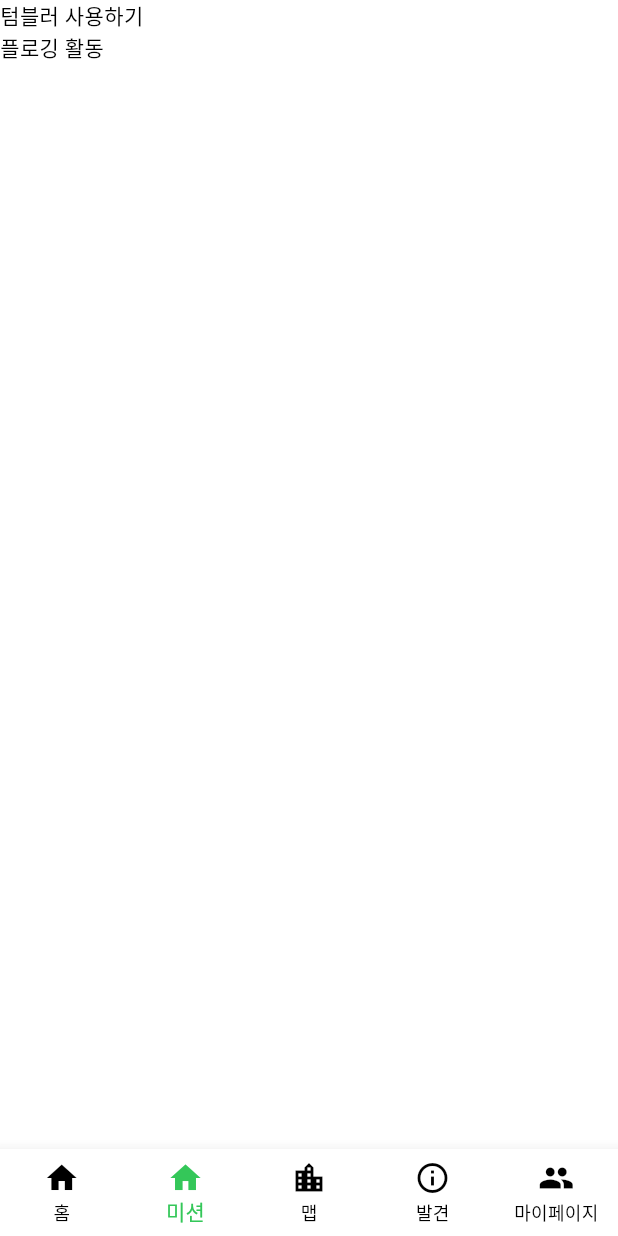
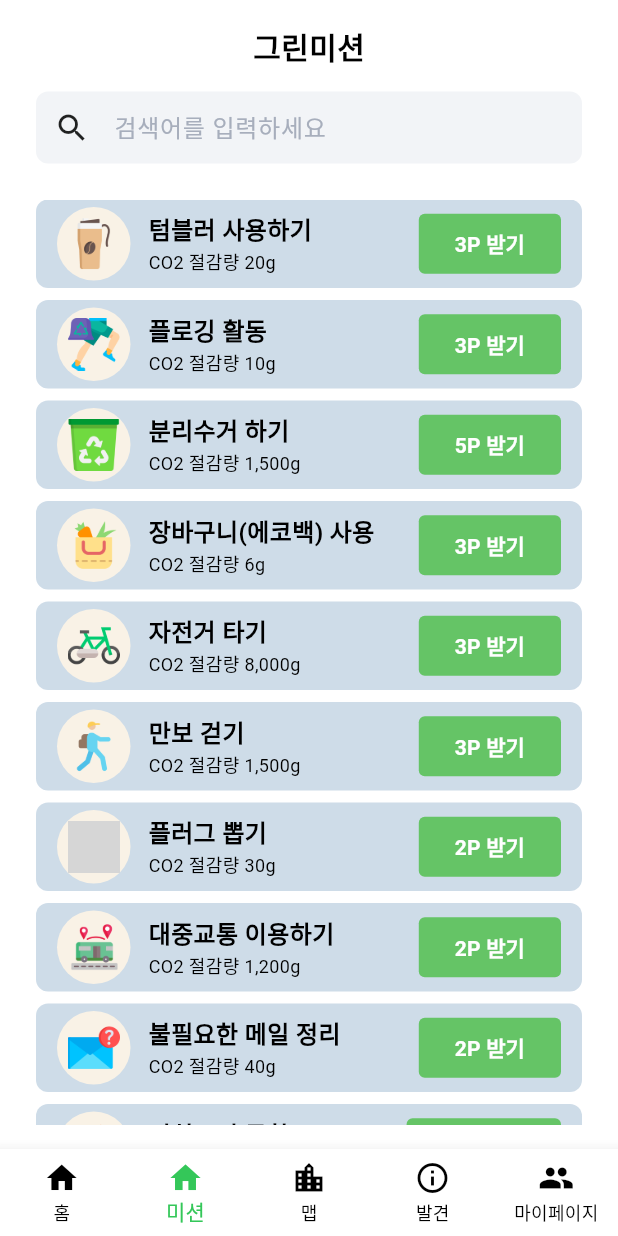
Before and after one commit to hyejin-1010/esg_app, a Flutter app: the screen it shows after launch, item 2 of the bottom bar chosen, on a phone screen of 412 x 824 dp. Run offline on Flutter 3.47's test engine with Material 3 defaults, Android fonts, the light colour scheme and no system bars; our stand-ins replace get, sqflite; missing offline and left inert: shadcn_flutter; accounts and stored records are empty; grey boxes are pictures that could not be loaded.

Commit message:
feat. mission screen

```diff
--- a/lib/db/db_helper.dart
+++ b/lib/db/db_helper.dart
@@ -52,7 +52,7 @@ class DBHelper {
   }
 }
 
-// TODO: 초기 미션 데이터
+// 초기 미션 데이터
 List<Mission> mockupMissionData = [
   Mission(
     id: 1,
@@ -68,4 +68,88 @@ List<Mission> mockupMissionData = [
     reward: 3,
     iconName: 'mission2.png',
   ),
+  Mission(
+    id: 3,
+    title: '분리수거 하기',
+    description: 'CO2 절감량 1,500g',
+    reward: 5,
+    iconName: 'mission3.png',
+  ),
+  Mission(
+    id: 4,
+    title: '장바구니(에코백) 사용',
+    description: 'CO2 절감량 6g',
+    reward: 3,
+    iconName: 'mission4.png',
+  ),
+  Mission(
+    id: 5,
+    title: '자전거 타기',
+    description: 'CO2 절감량 8,000g',
+    reward: 3,
+    iconName: 'mission5.png',
+  ),
+  Mission(
+    id: 6,
+    title: '만보 걷기',
+    description: 'CO2 절감량 1,500g',
+    reward: 3,
+    iconName: 'mission6.png',
+  ),
+  Mission(
+    id: 7,
+    title: '플러그 뽑기',
+    description: 'CO2 절감량 30g',
+    reward: 2,
+    iconName: 'mission7.png',
+  ),
+  Mission(
+    id: 8,
+    title: '대중교통 이용하기',
+    description: 'CO2 절감량 1,200g',
+    reward: 2,
+    iconName: 'mission8.png',
+  ),
+  Mission(
+    id: 9,
+    title: '불필요한 메일 정리',
+    description: 'CO2 절감량 40g',
+    reward: 2,
+    iconName: 'mission9.png',
+  ),
+  Mission(
+    id: 10,
+    title: '비치코밍 동참',
+    description: 'CO2 절감량 10g',
+    reward: 10,
+    iconName: 'mission10.png',
+  ),
+  Mission(
+    id: 11,
+    title: '채식하기',
+    description: 'CO2 절감량 3,250g',
+    reward: 5,
+    iconName: 'mission11.png',
+  ),
+  Mission(
+    id: 12,
+    title: '양치컵 사용하기',
+    description: 'CO2 절감량 10g',
+    reward: 2,
+    iconName: 'mission12.png',
+  ),
+  Mission(
+    id: 13,
+    title: '식물 키우기',
+    description: 'CO2 절감량 9g',
+    reward: 3,
+    iconName: 'mission13.png',
+  ),
+  Mission(
+    id: 14,
+    title: '잔반 남기지 않기',
+    description: 'CO2 절감량 500g',
+    reward: 2,
+    iconName: 'mission14.png',
+  ),
 ];
--- a/lib/screens/mission.dart
+++ b/lib/screens/mission.dart
@@ -21,7 +21,6 @@ class _MissionScreenState extends State<MissionScreen> {
   }
 
   void _loadMissions() async {
-    print('heidi test _loadMissions');
     final loadedMissions = await _missionDao.getAllItems();
     setState(() {
       missions = loadedMissions;
@@ -31,14 +30,119 @@ class _MissionScreenState extends State<MissionScreen> {
   @override
   Widget build(BuildContext context) {
     return Scaffold(
-      body: Center(
-        child:
+      body: Container(
+        padding: EdgeInsets.symmetric(horizontal: 24.0, vertical: 16.0),
+        child: Column(
+          children: [
+            Text(
+              '그린미션',
+              style: TextStyle(fontSize: 20, fontWeight: FontWeight.w900),
+              textAlign: TextAlign.left,
+            ),
+            const SizedBox(height: 16.0),
+            Container(
+              padding: const EdgeInsets.symmetric(horizontal: 12.0),
+              decoration: BoxDecoration(
+                color: const Color(0xFFF2F4F7),
+                borderRadius: BorderRadius.all(Radius.circular(8.0)),
+              ),
+              child: Row(
+                spacing: 8.0,
+                children: [
+                  Icon(Icons.search),
+                  Expanded(
+                    child: TextField(
+                      decoration: InputDecoration(
+                        contentPadding: const EdgeInsets.symmetric(
+                          horizontal: 8.0,
+                          vertical: 0.0,
+                        ),
+                        hintText: '검색어를 입력하세요',
+                        hintStyle: TextStyle(color: const Color(0xFFA7AEBC)),
+                        border: InputBorder.none,
+                      ),
+                    ),
+                  ),
+                ],
+              ),
+            ),
+
+            const SizedBox(height: 24.0),
+
             missions.isEmpty
                 ? CircularProgressIndicator() // 로딩r 중 표시
-                : ListView.builder(
-                  itemCount: missions.length,
-                  itemBuilder: (context, index) => Text(missions[index].title),
+                : Expanded(
+                  child: ListView.builder(
+                    itemCount: missions.length,
+                    itemBuilder:
+                        (context, index) => Container(
+                          padding: const EdgeInsets.symmetric(
+                            vertical: 5.0,
+                            horizontal: 14.0,
+                          ),
+                          margin: const EdgeInsets.only(bottom: 8.0),
+                          decoration: BoxDecoration(
+                            color: const Color(0xFFCEDCE8),
+                            borderRadius: BorderRadius.circular(8.0),
+                          ),
+                          child: Row(
+                            children: [
+                              Container(
+                                alignment: Alignment.center,
+                                decoration: BoxDecoration(
+                                  color: const Color(0xFFF9F2E6),
+                                  borderRadius: BorderRadius.circular(100.0),
+                                ),
+                                padding: const EdgeInsets.all(7.0),
+                                child: Image.asset(
+                                  'assets/mission/${missions[index].iconName}',
+                                  width: 35.0,
+                                  height: 35.0,
+                                ),
+                              ),
+                              const SizedBox(width: 12.0),
+                              Column(
+                                crossAxisAlignment: CrossAxisAlignment.start,
+                                children: [
+                                  Text(
+                                    missions[index].title,
+                                    style: TextStyle(
+                                      fontSize: 16,
+                                      fontWeight: FontWeight.w700,
+                                    ),
+                                  ),
+                                  Text(
+                                    missions[index].description,
+                                    style: TextStyle(fontSize: 12),
+                                  ),
+                                ],
+                              ),
+                              const Spacer(),
+                              ElevatedButton(
+                                style: ElevatedButton.styleFrom(
+                                  backgroundColor: const Color(0xFF65C466),
+                                  shape: RoundedRectangleBorder(
+                                    borderRadius: BorderRadius.circular(4.0),
+                                  ),
+                                  shadowColor: Colors.transparent,
+                                ),
+                                onPressed: () {},
+                                child: Text(
+                                  '${missions[index].reward}P 받기',
+                                  style: TextStyle(
+                                    fontSize: 14,
+                                    fontWeight: FontWeight.bold,
+                                    color: Colors.white,
+                                  ),
+                                ),
+                              ),
+                            ],
+                          ),
+                        ),
+                  ),
                 ),
+          ],
+        ),
       ),
     );
   }
```
